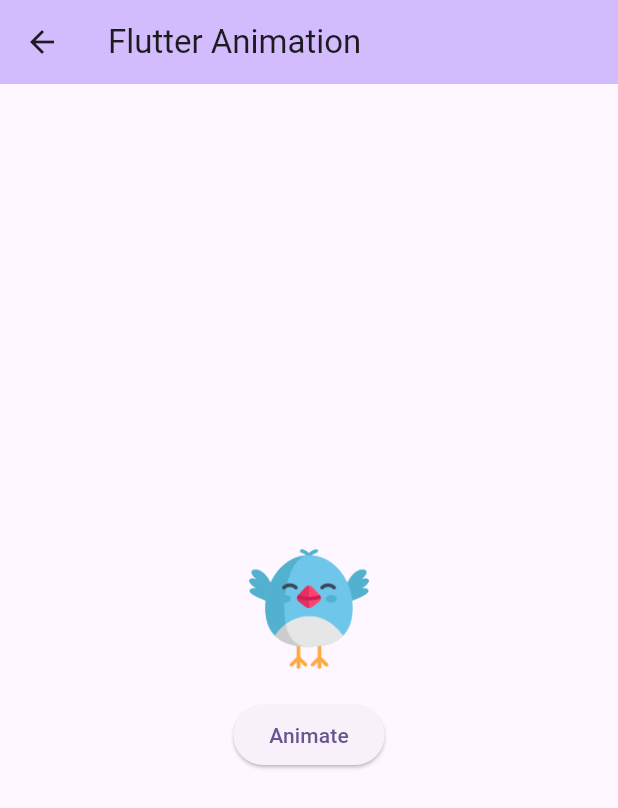
After one commit to kamran8545/flutter_animations, a Flutter app: the screen it shows after launch, after a tap on "Animated Opacity", on a phone screen of 412 x 824 dp. The commit adds this screen. Shown: the top 808 px of the screen. Run offline on Flutter 3.47's test engine with Material 3 defaults, Android fonts, the phone set to English and light mode, and no system bars.

Commit message:
completed animated opacity widget

```diff
--- a/lib/main.dart
+++ b/lib/main.dart
@@ -1,6 +1,7 @@
 import 'package:flutter/material.dart';
 import 'package:flutter_animations/widgets/animated_align_widget.dart';
 import 'package:flutter_animations/widgets/animated_container_widget.dart';
+import 'package:flutter_animations/widgets/animated_opacity_widget.dart';
 
 void main() {
   runApp(const MyApp());
@@ -65,7 +66,18 @@ class _MyHomePageState extends State<MyHomePage> {
               },
               child: const Text('Animated Container'),
             ),
-            const SizedBox(height: 20,)
+            const SizedBox(height: 20,),
+            ElevatedButton(
+              onPressed: () {
+                Navigator.of(context).push(
+                  MaterialPageRoute(
+                    builder: (context) => AnimatedOpacityWidget(title: widget.title),
+                  ),
+                );
+              },
+              child: const Text('Animated Opacity'),
+            ),
+            const SizedBox(height: 20,),
           ],
         ),
       ),
--- /dev/null
+++ b/lib/widgets/animated_opacity_widget.dart
@@ -0,0 +1,55 @@
+import 'package:flutter/cupertino.dart';
+import 'package:flutter/material.dart';
+
+class AnimatedOpacityWidget extends StatefulWidget {
+  const AnimatedOpacityWidget({Key? key, required this.title}) : super(key: key);
+  final String title;
+
+  @override
+  State<AnimatedOpacityWidget> createState() => _AnimatedOpacityWidgetState();
+}
+
+class _AnimatedOpacityWidgetState extends State<AnimatedOpacityWidget> {
+
+  double opacity = 1;
+
+  @override
+  Widget build(BuildContext context) {
+    return Scaffold(
+      appBar: AppBar(
+        backgroundColor: Theme.of(context).colorScheme.inversePrimary,
+        title: Text(widget.title),
+      ),
+      body: Column(
+        mainAxisAlignment: MainAxisAlignment.center,
+        children: [
+          AnimatedOpacity(
+            opacity: opacity,
+            duration: const Duration(milliseconds: 400),
+            child: Image.asset(
+              'assets/icons/bird.png',
+              height: 80,
+              width: 80,
+            ),
+          ),
+          const SizedBox(
+            height: 20,
+            width: double.infinity,
+          ),
+          ElevatedButton(
+            onPressed: () {
+              setState(() {
+                if(opacity == 0){
+                  opacity = 1;
+                }else{
+                  opacity = 0;
+                }
+              });
+            },
+            child: const Text('Animate'),
+          ),
+        ],
+      ),
+    );
+  }
+}
```
